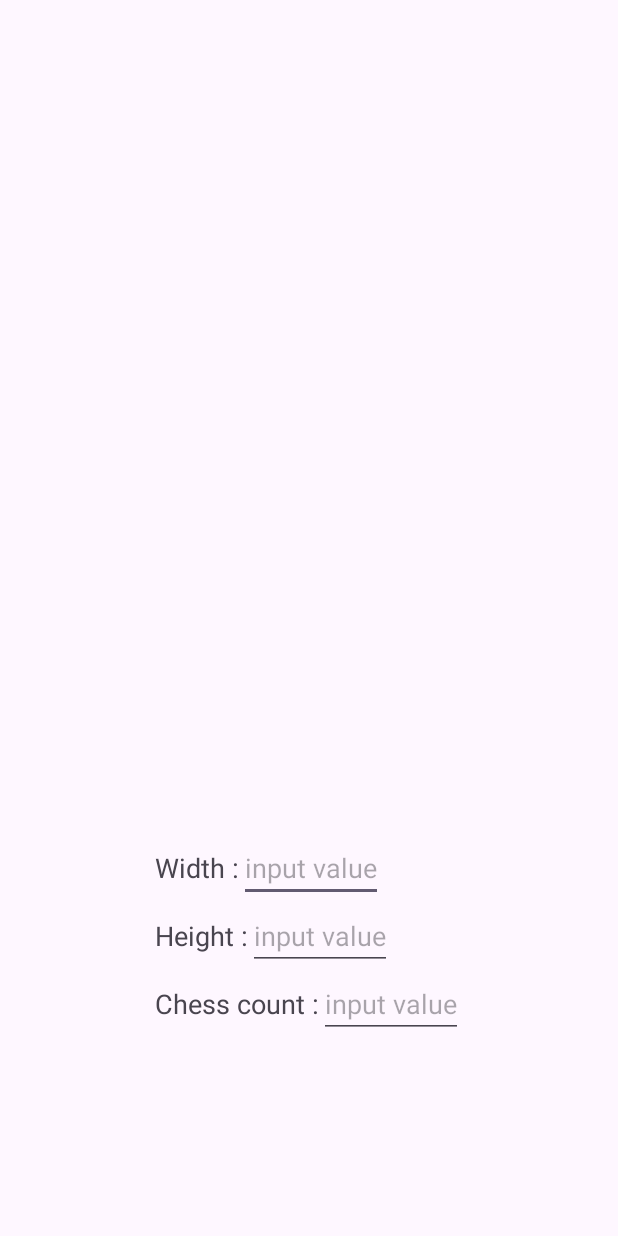
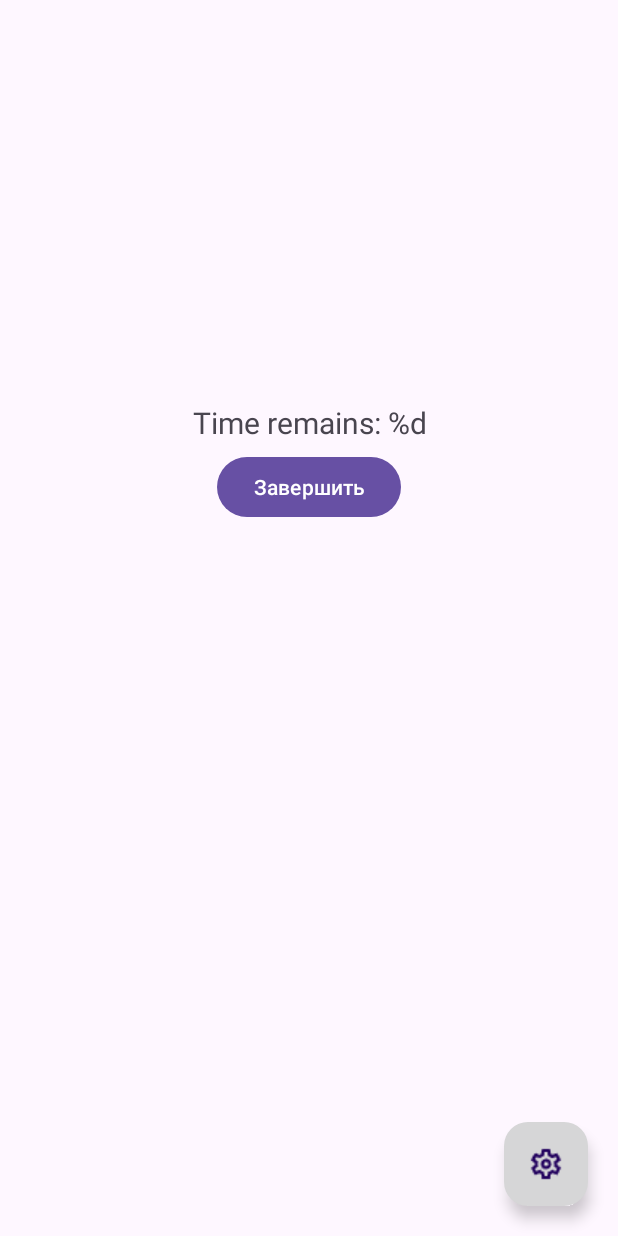
Before and after one commit to lubuntum/ChessMemoryTraining, an Android app: the layout chess_board.xml on its own in the app's theme, with its tools: preview values and no code run, on a phone screen of 412 x 824 dp. Run offline under Robolectric (Android 15) with nearby library versions, the phone set to English and light mode, and no system bars.

Commit message:
UI прилжения, главная активити, фрагмент где генерируется доска, настройки

```diff
--- a/app/src/main/res/layout/activity_main.xml
+++ b/app/src/main/res/layout/activity_main.xml
@@ -7,6 +7,7 @@
     tools:context=".MainActivity">
 
     <ProgressBar
+        android:id="@+id/load_bar"
         android:layout_width="50dp"
         android:layout_height="50dp"
         android:visibility="visible"
@@ -14,7 +15,7 @@
         app:layout_constraintEnd_toEndOf="parent"
         app:layout_constraintStart_toStartOf="parent"
         app:layout_constraintTop_toTopOf="parent"/>
-    <fragment
+    <androidx.fragment.app.FragmentContainerView
         android:id="@+id/main_fragment"
         android:layout_width="match_parent"
         android:layout_height="match_parent"
--- a/app/src/main/res/layout/chess_board.xml
+++ b/app/src/main/res/layout/chess_board.xml
@@ -13,7 +13,7 @@
             app:layout_constraintBottom_toBottomOf="parent"
             app:layout_constraintLeft_toLeftOf="parent"
             app:layout_constraintRight_toRightOf="parent"
-            app:layout_constraintVertical_bias="0.65">
+            app:layout_constraintVertical_bias="0.30">
             <LinearLayout
                 android:id="@+id/black_figures"
                 android:layout_width="wrap_content"
@@ -49,60 +49,44 @@
         android:orientation="vertical"
         android:layout_marginTop="15dp"
         android:padding="5dp"
+        android:gravity="center"
         app:layout_constraintTop_toBottomOf="@id/game"
         app:layout_constraintLeft_toLeftOf="parent"
         app:layout_constraintRight_toRightOf="parent">
         <LinearLayout
-            android:id="@+id/board_size"
-            android:layout_width="wrap_content"
-            android:layout_height="wrap_content"
-            android:orientation="vertical">
-            <LinearLayout
-                android:layout_width="wrap_content"
-                android:layout_height="wrap_content"
-                android:orientation="horizontal">
-                <TextView
-                    android:layout_width="wrap_content"
-                    android:layout_height="wrap_content"
-                    android:text="Width :"
-                    android:textSize="18sp"/>
-                <EditText
-                    android:layout_width="wrap_content"
-                    android:layout_height="wrap_content"
-                    android:hint="input value"/>
-            </LinearLayout>
-            <LinearLayout
-                android:layout_width="wrap_content"
-                android:layout_height="wrap_content"
-                android:orientation="horizontal">
-                <TextView
-                    android:layout_width="wrap_content"
-                    android:layout_height="wrap_content"
-                    android:text="Height :"
-                    android:textSize="18sp"/>
-                <EditText
-                    android:layout_width="wrap_content"
-                    android:layout_height="wrap_content"
-                    android:hint="input value"/>
-            </LinearLayout>
-
-        </LinearLayout>
-        <LinearLayout
-            android:id="@+id/difficulty"
+            android:id="@+id/timer_container"
             android:layout_width="wrap_content"
             android:layout_height="wrap_content"
             android:orientation="horizontal">
             <TextView
                 android:layout_width="wrap_content"
                 android:layout_height="wrap_content"
-                android:text="Chess count :"
-                android:textSize="18sp"/>
-            <EditText
-                android:layout_width="wrap_content"
-                android:layout_height="wrap_content"
-                android:hint="input value"/>
+                android:text="Time remains: %d"
+                android:textSize="20sp"
+                android:textAlignment="center"/>
         </LinearLayout>
+        <Button
+            android:layout_width="wrap_content"
+            android:layout_height="wrap_content"
+            android:text="Завершить"
+            android:layout_marginTop="5dp"/>
     </LinearLayout>
+    <com.google.android.material.floatingactionbutton.FloatingActionButton
+        android:id="@+id/settings_btn"
+        android:layout_width="wrap_content"
+        android:layout_height="wrap_content"
+        android:src="@drawable/ic_settings"
+        android:backgroundTint="@color/bootstrap_gray_lighter"
+        app:layout_constraintTop_toBottomOf="@id/game"
+        app:layout_constraintLeft_toLeftOf="parent"
+        app:layout_constraintRight_toRightOf="parent"
+        app:layout_constraintBottom_toBottomOf="parent"
+        app:layout_constraintVertical_bias="1"
+        app:layout_constraintHorizontal_bias="1"
+        android:layout_marginRight="20dp"
+        android:layout_marginBottom="20dp"
+        android:contentDescription="@string/settings_desc" />
+
 
 
 </androidx.constraintlayout.widget.ConstraintLayout>
--- /dev/null
+++ b/app/src/main/res/layout/thin_gray_line.xml
@@ -0,0 +1,6 @@
+<?xml version="1.0" encoding="utf-8"?>
+<View
+    xmlns:android="http://schemas.android.com/apk/res/android"
+    android:layout_width="match_parent"
+    android:layout_height="1dp"
+    android:background="@color/bootstrap_gray_lighter" />
```
